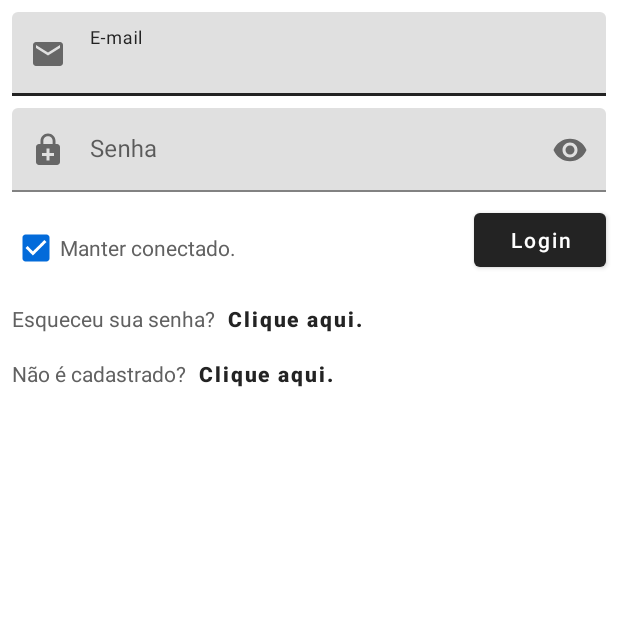
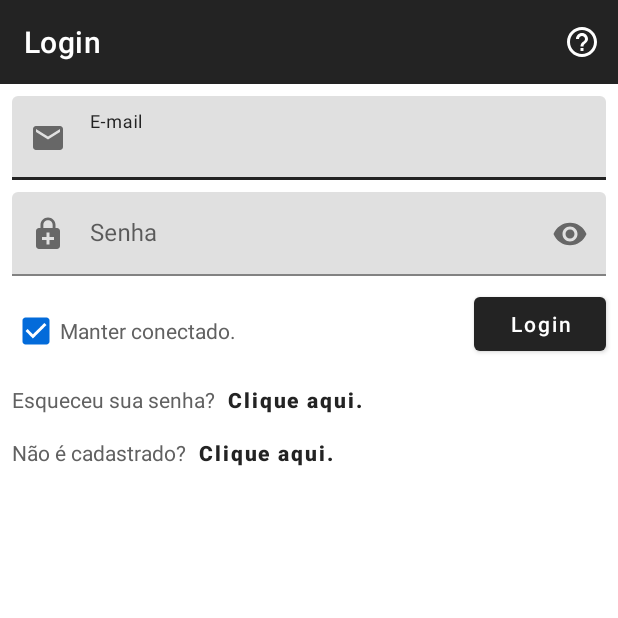
Before and after one commit to nikolasluiz123/GuildsAdministratorRepository, an Android app: the screen it shows after launch (MainActivity), on a phone screen of 412 x 824 dp, the top half of it. Run offline under Robolectric (Android 15) with nearby library versions, the phone set to English and light mode, and no system bars.

Commit message:
feat: adição da app bar na tela de login com ícone de ajuda
Foi adicionada a app bar na tela de login com o titulo e o ícone de
ajuda que futuramente fará uma espécie de tutorial de uso da tela.

```diff
--- a/GuildAdministrator/app/src/main/java/br/com/guildadministrator/MainActivity.kt
+++ b/GuildAdministrator/app/src/main/java/br/com/guildadministrator/MainActivity.kt
@@ -11,8 +11,10 @@ class MainActivity : AppCompatActivity() {
         super.onCreate(savedInstanceState)
         setContentView(R.layout.activity_main)
 
-        title = "Adiministrador de Guilds Albion Online"
+        configureLoginButton()
+    }
 
+    private fun configureLoginButton() {
         button_login_main_activity.setOnClickListener { redirectToHome() }
     }
 
--- /dev/null
+++ b/GuildAdministrator/app/src/main/res/drawable/ic_baseline_help_outline_white_24.xml
@@ -0,0 +1,5 @@
+<vector android:height="24dp" android:tint="#FFFFFF"
+    android:viewportHeight="24" android:viewportWidth="24"
+    android:width="24dp" xmlns:android="http://schemas.android.com/apk/res/android">
+    <path android:fillColor="@android:color/white" android:pathData="M11,18h2v-2h-2v2zM12,2C6.48,2 2,6.48 2,12s4.48,10 10,10 10,-4.48 10,-10S17.52,2 12,2zM12,20c-4.41,0 -8,-3.59 -8,-8s3.59,-8 8,-8 8,3.59 8,8 -3.59,8 -8,8zM12,6c-2.21,0 -4,1.79 -4,4h2c0,-1.1 0.9,-2 2,-2s2,0.9 2,2c0,2 -3,1.75 -3,5h2c0,-2.25 3,-2.5 3,-5 0,-2.21 -1.79,-4 -4,-4z"/>
+</vector>
--- a/GuildAdministrator/app/src/main/res/layout/activity_main.xml
+++ b/GuildAdministrator/app/src/main/res/layout/activity_main.xml
@@ -5,6 +5,31 @@
     android:layout_width="match_parent"
     android:layout_height="match_parent"
     tools:context=".MainActivity">
+
+    <androidx.coordinatorlayout.widget.CoordinatorLayout
+        android:id="@+id/app_bar_container"
+        android:layout_width="match_parent"
+        android:layout_height="wrap_content"
+        app:layout_constraintEnd_toEndOf="parent"
+        app:layout_constraintStart_toStartOf="parent"
+        app:layout_constraintTop_toTopOf="parent">
+
+        <com.google.android.material.appbar.AppBarLayout
+            android:id="@+id/app_bar_layout"
+            android:layout_width="match_parent"
+            android:layout_height="wrap_content">
+
+            <com.google.android.material.appbar.MaterialToolbar
+                android:id="@+id/app_bar"
+                style="@style/Widget.MaterialComponents.Toolbar.Primary"
+                android:layout_width="match_parent"
+                android:layout_height="?attr/actionBarSize"
+                app:menu="@menu/top_app_bar_login_menu"
+                app:title="@string/login_app_bar_title" />
+
+        </com.google.android.material.appbar.AppBarLayout>
+
+    </androidx.coordinatorlayout.widget.CoordinatorLayout>
 
     <com.google.android.material.textfield.TextInputLayout
         android:id="@+id/layout_edit_text_email_main_activity"
@@ -15,7 +40,7 @@
         app:hintAnimationEnabled="true"
         app:layout_constraintEnd_toEndOf="parent"
         app:layout_constraintStart_toStartOf="parent"
-        app:layout_constraintTop_toTopOf="parent"
+        app:layout_constraintTop_toBottomOf="@+id/app_bar_container"
         app:startIconDrawable="@drawable/ic__email_white_24">
 
         <com.google.android.material.textfield.TextInputEditText
--- /dev/null
+++ b/GuildAdministrator/app/src/main/res/menu/top_app_bar_login_menu.xml
@@ -0,0 +1,11 @@
+<?xml version="1.0" encoding="utf-8"?>
+<menu xmlns:android="http://schemas.android.com/apk/res/android"
+    xmlns:app="http://schemas.android.com/apk/res-auto">
+
+    <item
+        android:id="@+id/ajuda"
+        android:icon="@drawable/ic_baseline_help_outline_white_24"
+        android:title="@string/label_ajuda"
+        app:showAsAction="always" />
+
+</menu>
--- a/GuildAdministrator/app/src/main/res/values/strings.xml
+++ b/GuildAdministrator/app/src/main/res/values/strings.xml
@@ -11,4 +11,6 @@
     <string name="toolbar_title">Notes App</string>
     <string name="navigation_drawer_open">Open Navigation Drawer</string>
     <string name="navigation_drawer_close">Close Navigation Drawer</string>
+    <string name="label_ajuda">Ajuda</string>
+    <string name="login_app_bar_title">Login</string>
 </resources>
```
